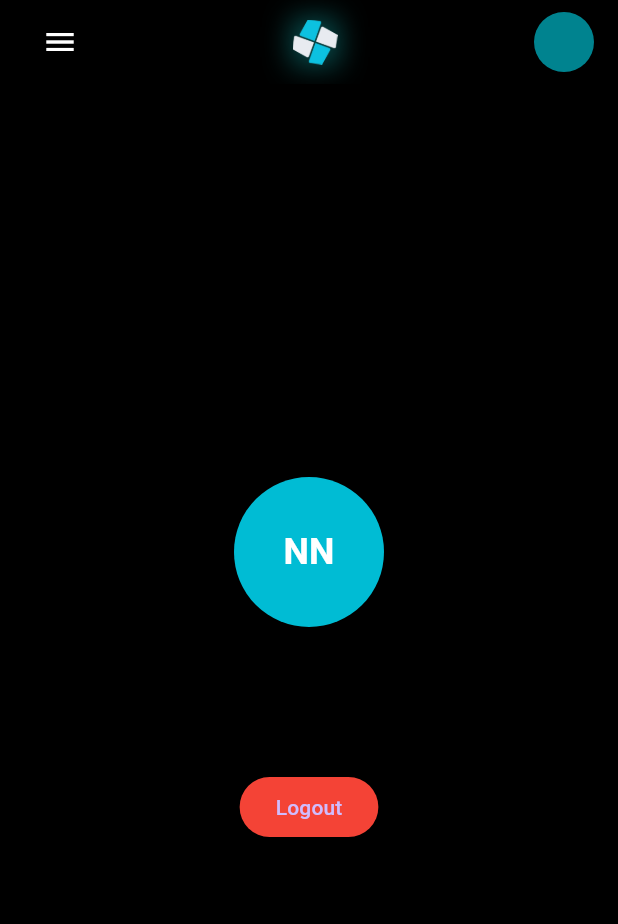
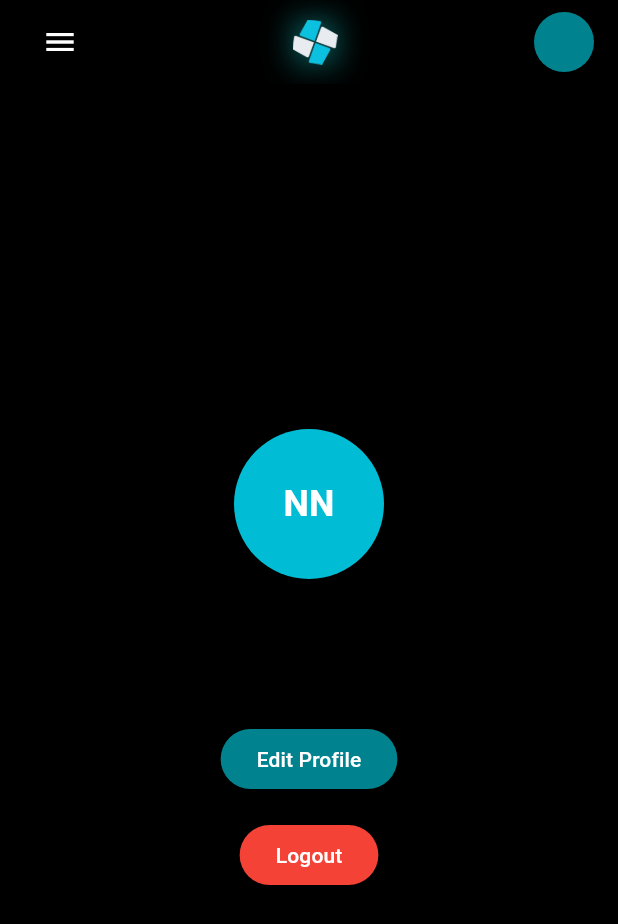
Before and after one commit to NaufalHusnianto/GlobeUpdates-NewsPortal, a Flutter app: the screen it shows once a user with an empty profile is signed in, in the side drawer, after a tap on "Profile", on a phone screen of 412 x 824 dp. Shown: the top 924 px of the screen. Run offline on Flutter 3.47's test engine with Material 3 defaults, Android fonts, the phone set to English and light mode, and no system bars; our stand-ins replace cloud_firestore, firebase_auth, firebase_core; accounts and stored records are empty; network calls fail.

Commit message:
Edit Profile

```diff
--- a/lib/components/custom_app_bar.dart
+++ b/lib/components/custom_app_bar.dart
@@ -1,6 +1,7 @@
 import 'package:firebase_auth/firebase_auth.dart';
 import 'package:flutter/material.dart';
 import 'package:globeupdates/theme/theme.dart';
+import 'package:globeupdates/pages/profile_page.dart'; // Import halaman ProfilePage
 
 class CustomAppBar extends StatelessWidget implements PreferredSizeWidget {
   final VoidCallback onMenuTap;
@@ -41,10 +42,19 @@ class CustomAppBar extends StatelessWidget implements PreferredSizeWidget {
               ),
             ),
           ),
-          CircleAvatar(
+          InkWell(
+            onTap: () {
+              // Navigasi ke ProfilePage
+              Navigator.push(
+                context,
+                MaterialPageRoute(builder: (context) => const ProfilePage()),
+              );
+            },
+            child: CircleAvatar(
               radius: 20,
               backgroundColor: Colors.cyan[800],
-            backgroundImage: FirebaseAuth.instance.currentUser?.photoURL != null
+              backgroundImage: FirebaseAuth.instance.currentUser?.photoURL !=
+                      null
                   ? NetworkImage(FirebaseAuth.instance.currentUser!.photoURL!)
                   : null,
               child: FirebaseAuth.instance.currentUser?.photoURL == null
@@ -63,6 +73,7 @@ class CustomAppBar extends StatelessWidget implements PreferredSizeWidget {
                     )
                   : null,
             ),
+          ),
         ],
       ),
     );
--- a/lib/pages/profile_page.dart
+++ b/lib/pages/profile_page.dart
@@ -4,11 +4,18 @@ import 'package:globeupdates/auth.dart';
 import 'package:globeupdates/layouts/global_layout.dart';
 import 'package:globeupdates/pages/login_register_page.dart';
 
-class ProfilePage extends StatelessWidget {
+class ProfilePage extends StatefulWidget {
   const ProfilePage({super.key});
 
   @override
-  Widget build(BuildContext context) {
+  State<ProfilePage> createState() => _ProfilePageState();
+}
+
+class _ProfilePageState extends State<ProfilePage> {
+  final _fullnameController = TextEditingController();
+  final _usernameController = TextEditingController();
+  bool _isEditing = false;
+
   final user = FirebaseAuth.instance.currentUser;
 
   String getInitials(String? displayName) {
@@ -23,6 +30,39 @@ class ProfilePage extends StatelessWidget {
         .toUpperCase();
   }
 
+  Future<void> _updateProfile() async {
+    try {
+      // Ambil input dari controller
+      final fullname = _fullnameController.text.trim();
+      final username = _usernameController.text.trim();
+
+      if (fullname.isNotEmpty || username.isNotEmpty) {
+        await user?.updateDisplayName(fullname);
+        await user?.reload(); // Reload user data dari Firebase
+        setState(() {
+          _isEditing = false; // Kembali ke mode non-edit
+        });
+        ScaffoldMessenger.of(context).showSnackBar(
+          const SnackBar(content: Text('Profile updated successfully!')),
+        );
+      }
+    } catch (e) {
+      ScaffoldMessenger.of(context).showSnackBar(
+        SnackBar(content: Text('Failed to update profile: $e')),
+      );
+    }
+  }
+
+  @override
+  void initState() {
+    super.initState();
+    _fullnameController.text = user?.displayName ?? '';
+    // Username dapat disimpan di custom claims atau Firestore jika perlu.
+    _usernameController.text = ''; // Tambahkan jika menggunakan field username.
+  }
+
+  @override
+  Widget build(BuildContext context) {
     return GlobalLayout(
       child: Center(
         child: Column(
@@ -48,6 +88,44 @@ class ProfilePage extends StatelessWidget {
             ),
             const SizedBox(height: 20),
 
+            // Mode tampilan atau edit
+            if (_isEditing)
+              Column(
+                children: [
+                  TextField(
+                    controller: _fullnameController,
+                    decoration: const InputDecoration(
+                      labelText: 'Full Name',
+                      border: OutlineInputBorder(),
+                    ),
+                  ),
+                  const SizedBox(height: 16),
+                  Row(
+                    mainAxisAlignment: MainAxisAlignment.center,
+                    children: [
+                      ElevatedButton(
+                        onPressed: _updateProfile,
+                        child: const Text('Save'),
+                      ),
+                      const SizedBox(width: 8),
+                      ElevatedButton(
+                        onPressed: () {
+                          setState(() {
+                            _isEditing = false;
+                          });
+                        },
+                        style: ElevatedButton.styleFrom(
+                          backgroundColor: Colors.grey,
+                        ),
+                        child: const Text('Cancel'),
+                      ),
+                    ],
+                  ),
+                ],
+              )
+            else
+              Column(
+                children: [
                   // Nama pengguna
                   Text(
                     user?.displayName ?? 'No Name',
@@ -66,6 +144,24 @@ class ProfilePage extends StatelessWidget {
                       color: Colors.grey,
                     ),
                   ),
+                  const SizedBox(height: 16),
+
+                  // Tombol Edit Profile
+                  ElevatedButton(
+                    onPressed: () {
+                      setState(() {
+                        _isEditing = true;
+                      });
+                    },
+                    style: ElevatedButton.styleFrom(
+                      backgroundColor: Colors.cyan[800],
+                      foregroundColor: Colors.white,
+                    ),
+                    child: const Text('Edit Profile'),
+                  ),
+                ],
+              ),
+
             const SizedBox(height: 16),
 
             // Tombol Logout
@@ -104,8 +200,12 @@ class ProfilePage extends StatelessWidget {
                   );
                 }
               },
+              // onPressed: () {
+              //   print(FirebaseAuth.instance.currentUser);
+              // },
               style: ElevatedButton.styleFrom(
                 backgroundColor: Colors.red,
+                foregroundColor: Colors.white,
               ),
               child: const Text('Logout'),
             ),
```
Lines whose indentation alone changed are shown as unchanged.
